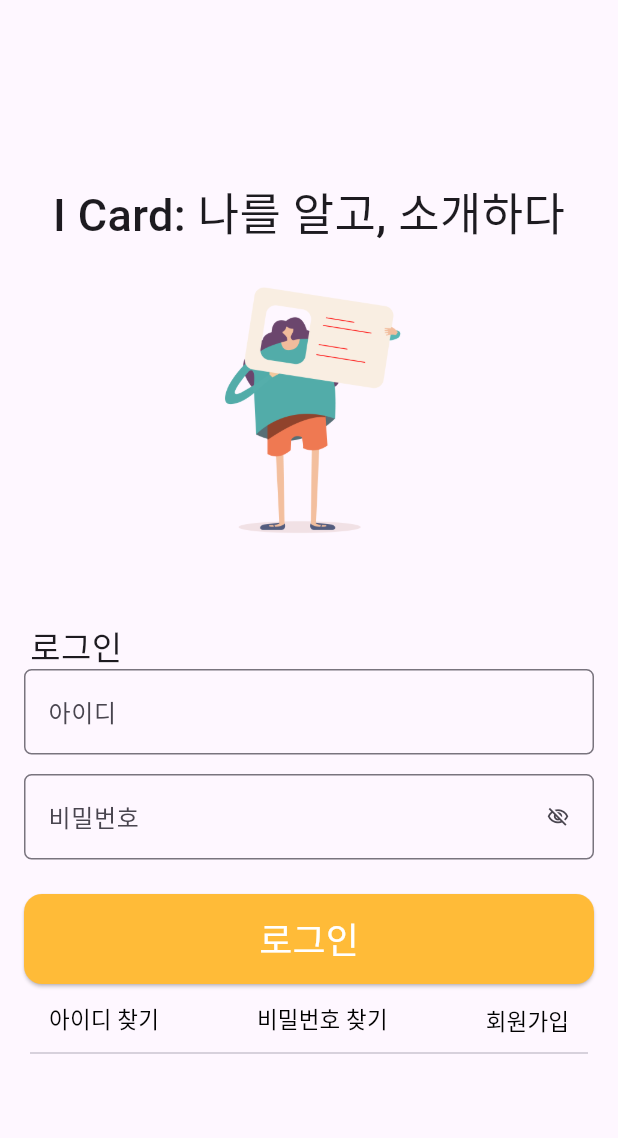
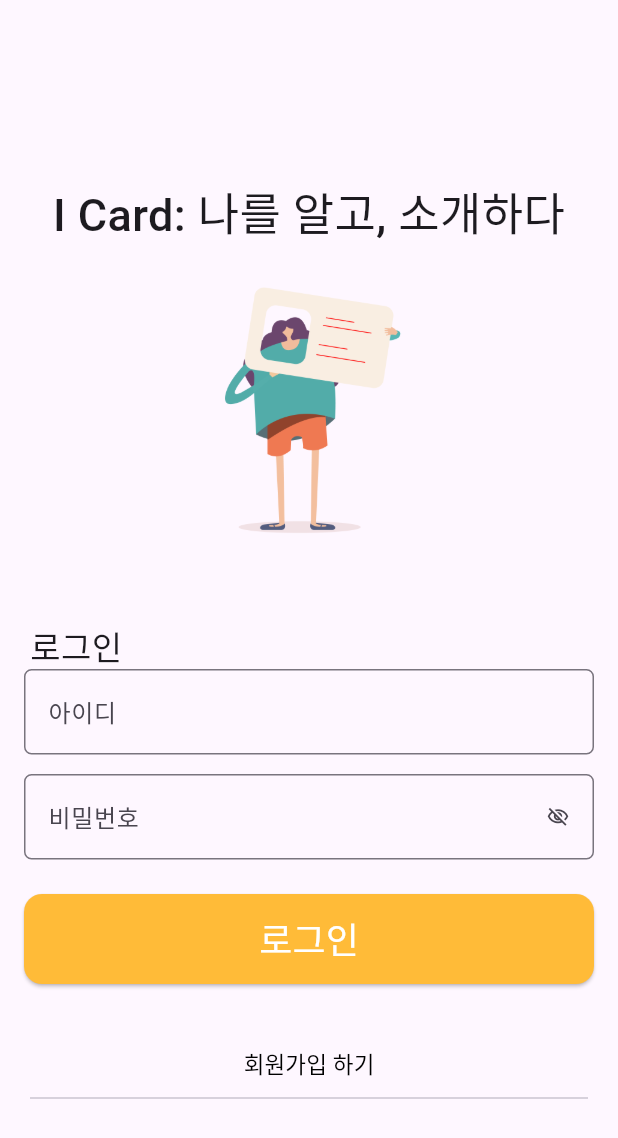
Before and after one commit to capstone2024-lyl/Front-end, a Flutter app: the screen it shows after launch, on a phone screen of 412 x 824 dp. Shown: the top 1138 px of the screen. Run offline on Flutter 3.47's test engine with Material 3 defaults, Android fonts, the phone set to English and light mode, and no system bars; our stand-ins replace fl_chart, flutter_native_image, flutter_native_splash, flutter_spinkit, flutter_svg, google_sign_in and 5 more; missing offline and left inert: android_intent_plus, app_usage, installed_apps, social_share, tflite_flutter; accounts and stored records are empty; Roboto replaces fonts that are missing (Pretendard); project files that could hold a hidden picture were left out.

Commit message:
refactor: 아이디 찾기, 비밀번호 찾기 기능 삭제

```diff
--- a/lib/page/sign_in_page.dart
+++ b/lib/page/sign_in_page.dart
@@ -105,7 +105,8 @@ class _SignInPageState extends State<SignInPage> {
                     hintText: '아이디를 입력하세요',
                     border: OutlineInputBorder(
                       borderRadius: BorderRadius.circular(5.0),
-                      )),
+                    ),
+                  ),
                 ),
               ),
               const SizedBox(
@@ -160,33 +161,10 @@ class _SignInPageState extends State<SignInPage> {
                   ),
                 ),
               ),
-              Row(
-                mainAxisAlignment: MainAxisAlignment.spaceAround,
-                children: <Widget>[
-                  TextButton(
-                    //TODO 아이디 찾기 page로 이동
-                    onPressed: () {},
-                    child: const Text(
-                      '아이디 찾기',
-                      style: TextStyle(
-                        fontSize: 15,
-                        color: Colors.black,
-                      ),
-                    ),
+              const SizedBox(
+                height: 30,
               ),
               TextButton(
-                    //TODO 비밀번호 찾기 page로 이동
-                    onPressed: () {},
-                    child: const Text(
-                      '비밀번호 찾기',
-                      style: TextStyle(
-                        fontSize: 15,
-                        color: Colors.black,
-                      ),
-                    ),
-                  ),
-                  TextButton(
-                    //TODO 회원가입 page로 이동
                 onPressed: () {
                   Navigator.push(
                       context,
@@ -194,14 +172,12 @@ class _SignInPageState extends State<SignInPage> {
                           builder: (context) => const SignUpPage()));
                 },
                 child: const Text(
-                      '회원가입',
+                  '회원가입 하기',
                   style: TextStyle(
                     fontSize: 15,
                     color: Colors.black,
                   ),
                 ),
-                  ),
-                ],
               ),
               Transform.translate(
                 offset: const Offset(0, -10),
```
Lines whose indentation alone changed are shown as unchanged.
